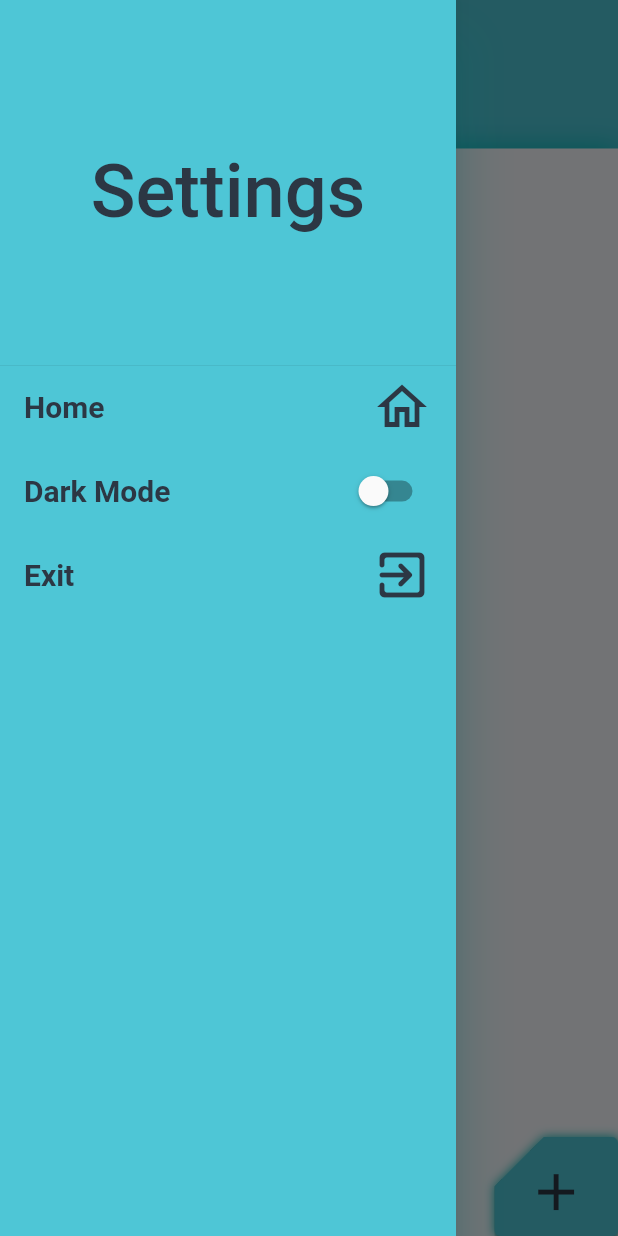
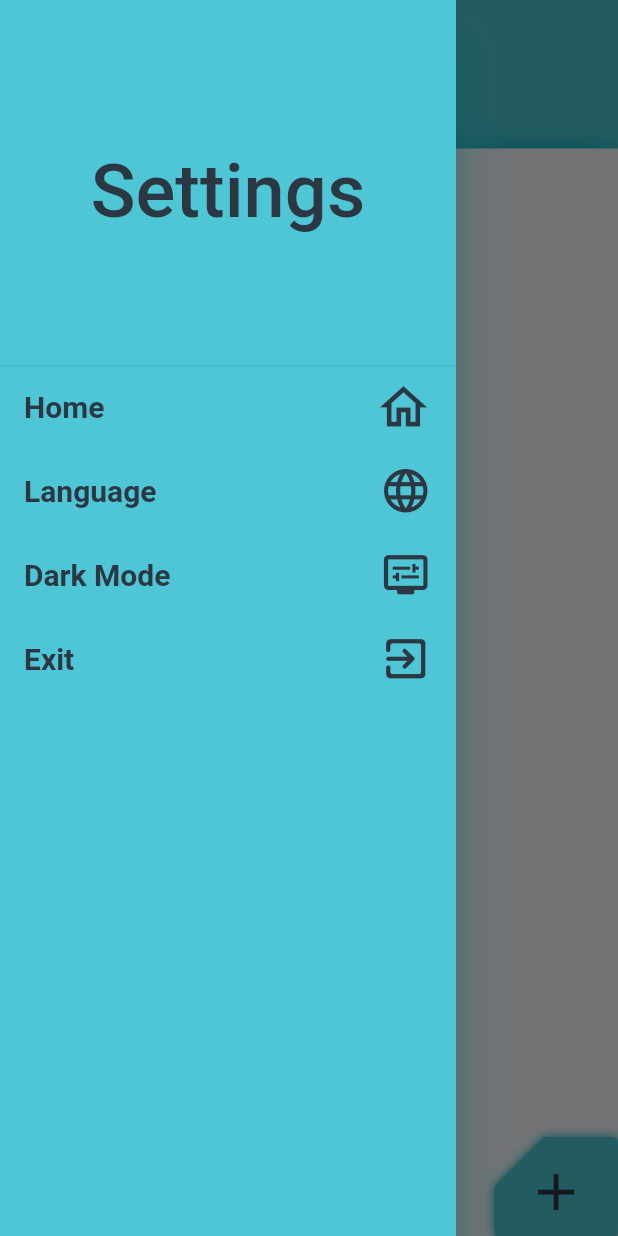
Before and after one commit to AQtala/Smart-Spoon, a Flutter app: the screen it shows after launch, after a tap on the "menu" icon, on a phone screen of 412 x 824 dp. Run offline on Flutter 3.47's test engine with Material 2 defaults, Android fonts, the phone set to English and light mode, and no system bars; our stand-ins replace bloc, flutter_bloc, shared_preferences.

Commit message:
Added Language tile in the Settings drawer

```diff
--- a/Frontend/smart_spoon_app/lib/models/preferences.dart
+++ b/Frontend/smart_spoon_app/lib/models/preferences.dart
@@ -12,8 +12,6 @@ class Preferences {
 
   @JsonKey(defaultValue: THEME_MODE_DEFAULT_VALUE)
   final ThemeMode themeMode;
-
-  get getThemeMode => themeMode;
 
   Preferences(this.themeMode);
 
--- a/Frontend/smart_spoon_app/lib/services/prefernces_service.dart
+++ b/Frontend/smart_spoon_app/lib/services/prefernces_service.dart
@@ -19,7 +19,7 @@ class MyPreferencesService implements PreferencesService {
   MyPreferencesService(this._sharedPreferences);
 
   @override
-  get() {
+  Preferences get() {
     final data = _sharedPreferences.getString(PREFS_KEY);
     if (data == null) {
       return Preferences.defaultValues();
--- a/Frontend/smart_spoon_app/lib/views/home_screen/home_screen_widgets/custom_drawer.dart
+++ b/Frontend/smart_spoon_app/lib/views/home_screen/home_screen_widgets/custom_drawer.dart
@@ -45,12 +45,42 @@ class CustomDrawer extends StatelessWidget {
               ),
               trailing: const Icon(
                 Icons.home_outlined,
-                size: 40,
+                size: 38,
                 color: COLOR_PRIMARY_DARK,
               ),
               onTap: () {
                 scaffoldKey.currentState!.openEndDrawer();
               },
+            ),
+            ListTile(
+              title: const Text(
+                'Language',
+                style: TextStyle(
+                  color: COLOR_PRIMARY_DARK,
+                  fontWeight: FontWeight.w700,
+                  fontSize: 20,
+                  overflow: TextOverflow.visible,
+                ),
+              ),
+              trailing: DropdownButton(
+                icon: const Icon(
+                  Icons.language_rounded,
+                  size: 35,
+                  color: COLOR_PRIMARY_DARK,
+                ),
+                underline: const SizedBox(),
+                items: [
+                  DropdownMenuItem(
+                    value: const Locale('en'),
+                    child: const Text('English'),
+                  ),
+                  DropdownMenuItem(
+                    value: const Locale('ar'),
+                    child: const Text('العربية'),
+                  ),
+                ],
+                onChanged: (Locale? value) {},
+              ),
             ),
             ListTile(
               title: const Text(
@@ -62,20 +92,39 @@ class CustomDrawer extends StatelessWidget {
                   overflow: TextOverflow.visible,
                 ),
               ),
-              trailing: Switch(
-                // value: _preferencesNotifier.themeMode == ThemeMode.light ? false : true,
-                value:
-                    prefCubit.state.themeMode == ThemeMode.dark ? true : false,
-                onChanged: (newValue) => {
-                  newValue == true
-                      ? prefCubit.changePreferences(
-                          preferences.copyWith(themeMode: ThemeMode.dark),
-                        )
-                      : prefCubit.changePreferences(
-                          preferences.copyWith(themeMode: ThemeMode.light),
-                        ),
+              trailing: DropdownButton(
+                icon: const Icon(
+                  Icons.display_settings_rounded,
+                  size: 35,
+                  color: COLOR_PRIMARY_DARK,
+                ),
+                underline: const SizedBox(),
+                items: [
+                  DropdownMenuItem(
+                    value: "Light",
+                    child: const Text('Light'),
+                  ),
+                  DropdownMenuItem(
+                    value: "Dark",
+                    child: const Text('Dark'),
+                  ),
+                  DropdownMenuItem(
+                    value: "System",
+                    child: const Text('System'),
+                  ),
+                ],
+                onChanged: (String? value) {
+                  if (value == null || value == "System") {
+                    prefCubit.changePreferences(
+                        preferences.copyWith(themeMode: ThemeMode.system));
+                  } else if (value == "Dark") {
+                    prefCubit.changePreferences(
+                        preferences.copyWith(themeMode: ThemeMode.dark));
+                  } else if (value == "Light") {
+                    prefCubit.changePreferences(
+                        preferences.copyWith(themeMode: ThemeMode.light));
+                  }
                 },
-                activeColor: COLOR_ACCENT,
               ),
             ),
             ListTile(
@@ -90,7 +139,7 @@ class CustomDrawer extends StatelessWidget {
               ),
               trailing: const Icon(
                 Icons.exit_to_app_rounded,
-                size: 40,
+                size: 35,
                 color: COLOR_PRIMARY_DARK,
               ),
               onTap: () {},
```
